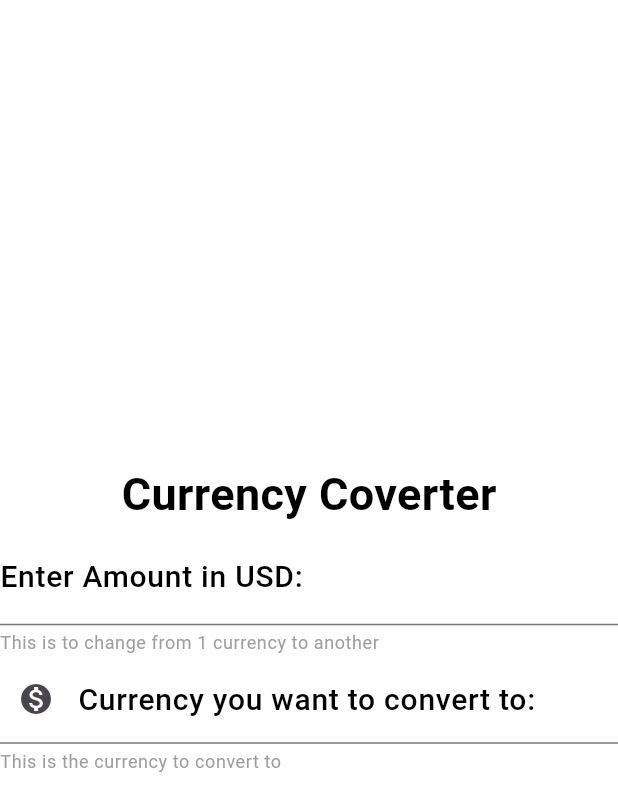
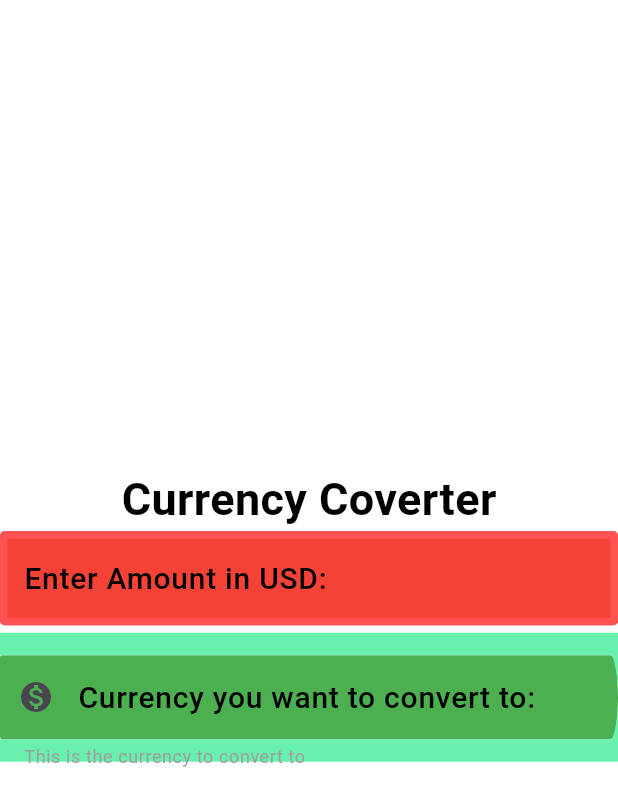
Before and after one commit to kidus-23/myapp, a Flutter app: the screen it shows after launch, on a phone screen of 412 x 824 dp. Shown: the top 811 px of the screen. Run offline on Flutter 3.47's test engine with Material 3 defaults, Android fonts, the phone set to English and light mode, and no system bars; Roboto replaces fonts that are missing (Times New Roman).

```diff
--- a/lib/currency_converter.dart
+++ b/lib/currency_converter.dart
@@ -5,13 +5,23 @@ class CurrencyConverter extends StatelessWidget {
 
   @override
   Widget build(BuildContext context) {
-    return const Scaffold(
+    final border2 = OutlineInputBorder(
+        borderRadius: BorderRadius.horizontal(
+          left: Radius.circular(3),
+          right: Radius.elliptical(10, 60),
+        ),
+        borderSide: BorderSide(
+            color: Colors.greenAccent,
+            width: 15.0,
+            style: BorderStyle.solid,
+            strokeAlign: BorderSide.strokeAlignOutside));
+    return Scaffold(
         backgroundColor: Colors.white,
         body: Center(
             child: Column(
           mainAxisAlignment: MainAxisAlignment.center,
           children: [
-            Text(
+            const Text(
               'Currency Coverter',
               style: TextStyle(
                 fontSize: 30.0,
@@ -20,7 +30,7 @@ class CurrencyConverter extends StatelessWidget {
                 color: Colors.black,
               ),
             ),
-            TextField(
+            const TextField(
               style: TextStyle(
                 color: Colors.black,
               ),
@@ -38,28 +48,51 @@ class CurrencyConverter extends StatelessWidget {
                   prefix: Icon(Icons.monetization_on),
                   helperText: 'This is to change from 1 currency to another',
                   helperStyle: TextStyle(color: Colors.grey),
-              ),
+                  filled: true,
+                  fillColor: Colors.red,
+                  focusedBorder: OutlineInputBorder(
+                      borderRadius: BorderRadius.all(Radius.circular(3)),
+                      borderSide: BorderSide(
+                          color: Colors.redAccent,
+                          width: 5.0,
+                          style: BorderStyle.solid,
+                          strokeAlign: BorderSide.strokeAlignInside)),
+                  enabledBorder: OutlineInputBorder(
+                      borderRadius: BorderRadius.all(Radius.circular(3)),
+                      borderSide: BorderSide(
+                          color: Colors.redAccent,
+                          width: 5.0,
+                          style: BorderStyle.solid,
+                          strokeAlign: BorderSide.strokeAlignInside))),
             ),
             TextField(
-              style: TextStyle(
+              style: const TextStyle(
                 color: Colors.black,
               ),
               decoration: InputDecoration(
                 labelText: 'Currency you want to convert to:',
-                labelStyle: TextStyle(
+                labelStyle: const TextStyle(
                   fontSize: 20.0,
                   color: Colors.black,
                   fontWeight: FontWeight.w500,
                 ),
                 hintText: 'BIRR',
-                hintStyle: TextStyle(
+                hintStyle: const TextStyle(
                   color: Colors.grey,
                 ),
-                prefixIcon: Icon(Icons.monetization_on),
+                prefixIcon: const Icon(Icons.monetization_on),
                 helperText: 'This is the currency to convert to',
-                helperStyle: TextStyle(
+                helperStyle: const TextStyle(
                   color: Colors.grey,
                 ),
+                filled: true,
+                fillColor: Colors.green,
+
+                //focus changes the border size to the width to show the focus of the user
+                //enable gives the border some space to make that changes so
+                //that when the user taps the input field it doesn't jump
+                focusedBorder: border2,
+                enabledBorder: border2,
               ),
             ),
           ],
```
Also changed, not shown: pubspec.lock, 95 other files. Lines whose indentation alone changed are shown as unchanged.
